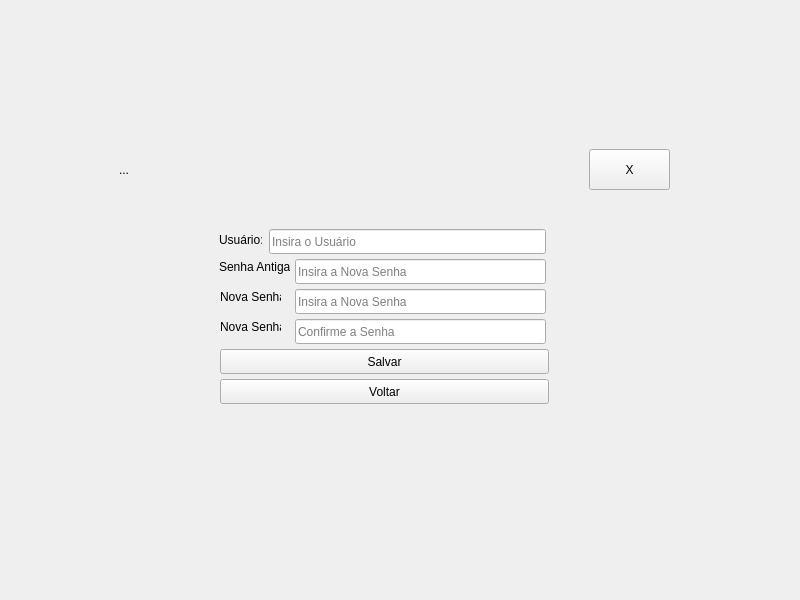
First picture: the form in src/view/gui_principal.ui, repository jaquelinnelimahotmail-lang/MEmissoes, before the edit.
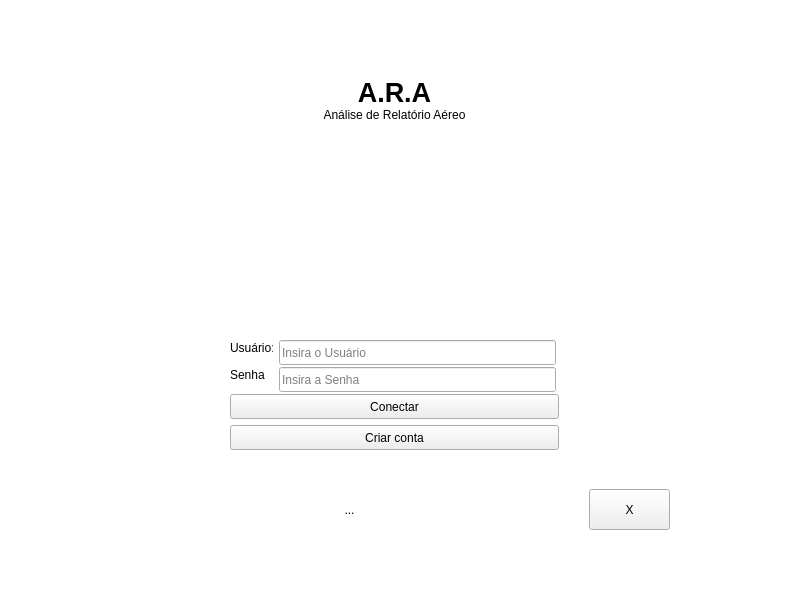
Second picture: the form after the edit. The open tabs and pages were chosen to show the change. Icons and pictures are not drawn.

Commit message: atualizacao -n

Diff of the .ui file:
```diff
--- a/src/view/gui_principal.ui
+++ b/src/view/gui_principal.ui
@@ -23,6 +23,11 @@
       <height>611</height>
      </rect>
     </property>
+    <property name="styleSheet">
+     <string notr="true">QFrame {
+	background-color: rgb(255, 255,255)
+}</string>
+    </property>
     <property name="frameShape">
      <enum>QFrame::NoFrame</enum>
     </property>
@@ -45,7 +50,7 @@
          <x>220</x>
          <y>330</y>
          <width>351</width>
-         <height>161</height>
+         <height>131</height>
         </rect>
        </property>
        <property name="frameShape">
@@ -122,19 +127,6 @@
          <string>Criar conta</string>
         </property>
        </widget>
-       <widget class="QPushButton" name="pushButtonLoginEsqSenha">
-        <property name="geometry">
-         <rect>
-          <x>11</x>
-          <y>126</y>
-          <width>329</width>
-          <height>25</height>
-         </rect>
-        </property>
-        <property name="text">
-         <string>Esqueci Senha</string>
-        </property>
-       </widget>
        <widget class="QLineEdit" name="lineEditLoginUsuario">
         <property name="geometry">
          <rect>
@@ -150,7 +142,6 @@
        </widget>
        <zorder>labelLoginUsuario</zorder>
        <zorder>pushButtonLoginCriarConta</zorder>
-       <zorder>pushButtonLoginEsqSenha</zorder>
        <zorder>labelLoginSenha</zorder>
        <zorder>lineEditLoginUsuario</zorder>
        <zorder>lineEditLoginSenha</zorder>
@@ -160,7 +151,7 @@
        <property name="geometry">
         <rect>
          <x>100</x>
-         <y>500</y>
+         <y>470</y>
          <width>601</width>
          <height>80</height>
         </rect>
@@ -998,196 +989,6 @@
        </widget>
       </widget>
      </widget>
-     <widget class="QWidget" name="pageRecuperacao">
-      <widget class="QFrame" name="frameRecuperacaoEntradas">
-       <property name="geometry">
-        <rect>
-         <x>210</x>
-         <y>220</y>
-         <width>351</width>
-         <height>191</height>
-        </rect>
-       </property>
-       <property name="frameShape">
-        <enum>QFrame::NoFrame</enum>
-       </property>
-       <widget class="QLineEdit" name="lineEditRecuperacaoSenha02">
-        <property name="geometry">
-         <rect>
-          <x>86</x>
-          <y>100</y>
-          <width>251</width>
-          <height>25</height>
-         </rect>
-        </property>
-        <property name="text">
-         <string/>
-        </property>
-        <property name="echoMode">
-         <enum>QLineEdit::Normal</enum>
-        </property>
-        <property name="placeholderText">
-         <string>Confirme a Senha</string>
-        </property>
-       </widget>
-       <widget class="QLabel" name="labelRecuperacaoSenha01">
-        <property name="geometry">
-         <rect>
-          <x>11</x>
-          <y>70</y>
-          <width>61</width>
-          <height>16</height>
-         </rect>
-        </property>
-        <property name="text">
-         <string>Nova Senha:</string>
-        </property>
-       </widget>
-       <widget class="QLabel" name="labelRecuperacaoSenha02">
-        <property name="geometry">
-         <rect>
-          <x>11</x>
-          <y>100</y>
-          <width>61</width>
-          <height>16</height>
-         </rect>
-        </property>
-        <property name="text">
-         <string>Nova Senha:</string>
-        </property>
-       </widget>
-       <widget class="QPushButton" name="pushButtonRecuperacaoSalvar">
-        <property name="geometry">
-         <rect>
-          <x>11</x>
-          <y>130</y>
-          <width>329</width>
-          <height>25</height>
-         </rect>
-        </property>
-        <property name="text">
-         <string>Salvar</string>
-        </property>
-       </widget>
-       <widget class="QLineEdit" name="lineEditRecuperacaoSenha01">
-        <property name="geometry">
-         <rect>
-          <x>86</x>
-          <y>70</y>
-          <width>251</width>
-          <height>25</height>
-         </rect>
-        </property>
-        <property name="placeholderText">
-         <string>Insira a Nova Senha</string>
-        </property>
-       </widget>
-       <widget class="QPushButton" name="pushButtonRecuperacaoVoltar">
-        <property name="geometry">
-         <rect>
-          <x>11</x>
-          <y>160</y>
-          <width>329</width>
-          <height>25</height>
-         </rect>
-        </property>
-        <property name="text">
-         <string>Voltar</string>
-        </property>
-       </widget>
-       <widget class="QLineEdit" name="lineEditRecuperacaoUsuario">
-        <property name="geometry">
-         <rect>
-          <x>60</x>
-          <y>10</y>
-          <width>277</width>
-          <height>25</height>
-         </rect>
-        </property>
-        <property name="placeholderText">
-         <string>Insira o Usuário</string>
-        </property>
-       </widget>
-       <widget class="QLabel" name="labelRecuperacaoUsuario">
-        <property name="geometry">
-         <rect>
-          <x>10</x>
-          <y>13</y>
-          <width>43</width>
-          <height>16</height>
-         </rect>
-        </property>
-        <property name="text">
-         <string>Usuário:</string>
-        </property>
-       </widget>
-       <widget class="QLineEdit" name="lineEditRecuperacaoSenhaA">
-        <property name="geometry">
-         <rect>
-          <x>86</x>
-          <y>40</y>
-          <width>251</width>
-          <height>25</height>
-         </rect>
-        </property>
-        <property name="placeholderText">
-         <string>Insira a Nova Senha</string>
-        </property>
-       </widget>
-       <widget class="QLabel" name="labelRecuperacaoSenhaA">
-        <property name="geometry">
-         <rect>
-          <x>10</x>
-          <y>40</y>
-          <width>71</width>
-          <height>16</height>
-         </rect>
-        </property>
-        <property name="text">
-         <string>Senha Antiga:</string>
-        </property>
-       </widget>
-      </widget>
-      <widget class="QFrame" name="frameRecuperacaoError">
-       <property name="geometry">
-        <rect>
-         <x>100</x>
-         <y>130</y>
-         <width>601</width>
-         <height>80</height>
-        </rect>
-       </property>
-       <property name="frameShape">
-        <enum>QFrame::NoFrame</enum>
-       </property>
-       <widget class="QLabel" name="labelRecuperacaoError">
-        <property name="geometry">
-         <rect>
-          <x>20</x>
-          <y>20</y>
-          <width>461</width>
-          <height>41</height>
-         </rect>
-        </property>
-        <property name="text">
-         <string>...</string>
-        </property>
-       </widget>
-       <widget class="QPushButton" name="pushButtonRecuperacaoError">
-        <property name="geometry">
-         <rect>
-          <x>490</x>
-          <y>20</y>
-          <width>81</width>
-          <height>41</height>
-         </rect>
-        </property>
-        <property name="text">
-         <string>X</string>
-        </property>
-       </widget>
-      </widget>
-     </widget>
     </widget>
    </widget>
   </widget>
```
The commit also changes 2 other files.
